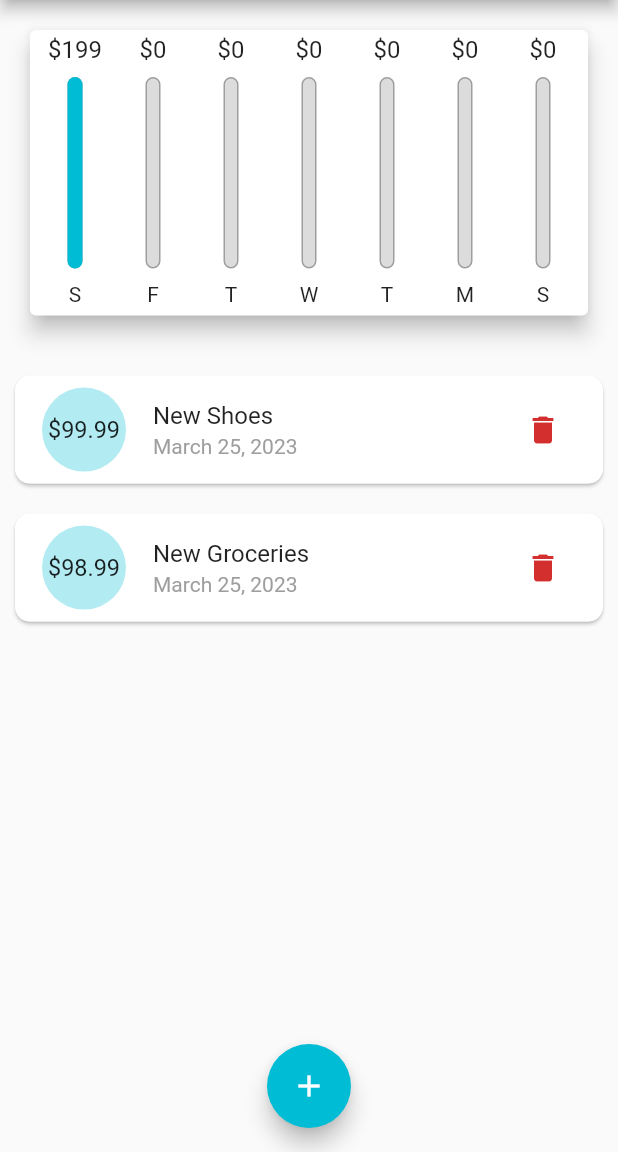
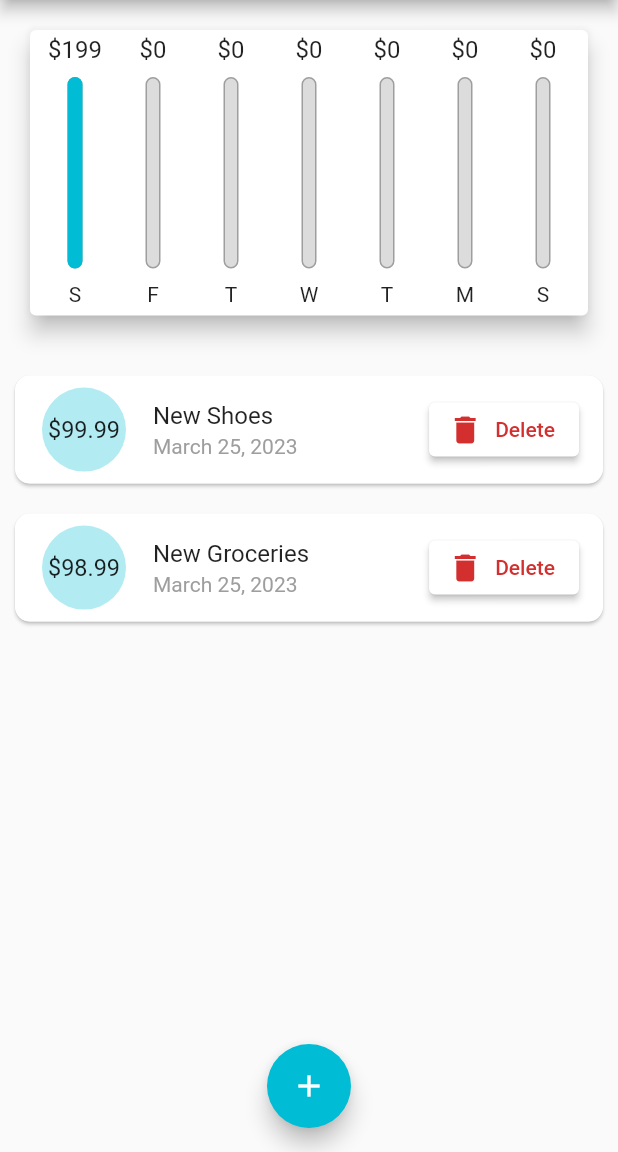
Before and after one commit to pranayjoshi/personal_expanses, a Flutter app: the screen it shows after launch, on a phone screen of 412 x 824 dp, the part 84-1236 px from its top. Run offline on Flutter 3.47's test engine with Material 2 defaults, Android fonts, the phone set to English and light mode, and no system bars.

Commit message:
recognize platform

```diff
--- a/lib/main.dart
+++ b/lib/main.dart
@@ -1,5 +1,5 @@
 // ignore_for_file: sort_child_properties_last, deprecated_member_use
-
+import 'dart:io';
 import 'package:flutter/gestures.dart';
 import 'package:flutter/material.dart';
 import 'package:flutter/services.dart';
@@ -81,7 +81,9 @@ class _MyHomePageState extends State<MyHomePage> {
   @override
   Widget build(BuildContext context) {
 
-    final _isLandscape = MediaQuery.of(context).orientation == Orientation.landscape;
+    final mediaQuery = MediaQuery.of(context);
+
+    final _isLandscape = mediaQuery.orientation == Orientation.landscape;
 
     final appBar = AppBar(
         title: Text("Personal Expenses"),
@@ -90,7 +92,7 @@ class _MyHomePageState extends State<MyHomePage> {
         ],
       );
     final txList = Container(
-                height: (MediaQuery.of(context).size.height - appBar.preferredSize.height - MediaQuery.of(context).padding.top) * 0.7,
+                height: (mediaQuery.size.height - appBar.preferredSize.height - mediaQuery.padding.top) * 0.7,
                 child: TransactionList(_userTransactions, _deleteUserTransaction));
     return Scaffold(
       appBar: appBar,
@@ -102,7 +104,7 @@ class _MyHomePageState extends State<MyHomePage> {
 
             if (_isLandscape) Row(mainAxisAlignment: MainAxisAlignment.center, children: [
                 Text("Show Chart"),
-                Switch(value: _ShowChart, onChanged: (val) {
+                Switch.adaptive(value: _ShowChart, onChanged: (val) {
                   setState(() {
                     _ShowChart = val;
                   });
@@ -111,11 +113,11 @@ class _MyHomePageState extends State<MyHomePage> {
 
               if (!_isLandscape)
                 Container(
-                height: (MediaQuery.of(context).size.height - appBar.preferredSize.height - MediaQuery.of(context).padding.top) * 0.3,
+                height: (mediaQuery.size.height - appBar.preferredSize.height - mediaQuery.padding.top) * 0.3,
                 child: Chart(_recentTransactions)),
               if (!_isLandscape) txList
               else _ShowChart ? Container(
-                height: (MediaQuery.of(context).size.height - appBar.preferredSize.height - MediaQuery.of(context).padding.top) * 0.7,
+                height: (mediaQuery.size.height - appBar.preferredSize.height - mediaQuery.padding.top) * 0.7,
                 child: Chart(_recentTransactions)) : txList,
             ]),
 
@@ -123,7 +125,7 @@ class _MyHomePageState extends State<MyHomePage> {
         ),
       ),
       floatingActionButtonLocation: FloatingActionButtonLocation.centerFloat,
-      floatingActionButton: FloatingActionButton(onPressed: () => _startAddNewTransaction(context), child: const Icon(Icons.add, color: Colors.white,)),
+      floatingActionButton: Platform.isIOS ? Container() : FloatingActionButton(onPressed: () => _startAddNewTransaction(context), child: const Icon(Icons.add, color: Colors.white,)),
     );
   }
 }
--- a/lib/widgets/transaction_list.dart
+++ b/lib/widgets/transaction_list.dart
@@ -12,6 +12,15 @@ class TransactionList extends StatelessWidget {
 
   @override
   Widget build(BuildContext context) {
+
+    final delIcon = (index) => IconButton(icon: Icon(Icons.delete), onPressed: () { return deleteTx(transactions[index].id);}, color: Theme.of(context).colorScheme.error,);
+    final FlatIcon = (index) => ElevatedButton.icon(icon: Icon(Icons.delete), label: Text("Delete"), onPressed: () { return deleteTx(transactions[index].id);}, style: TextButton.styleFrom(
+
+        foregroundColor: Theme.of(context).colorScheme.error,
+        backgroundColor: Colors.white
+      ),);
+
+
     return  Container(
       padding: EdgeInsets.all(10),
       child: ListView.builder(
@@ -40,7 +49,7 @@ class TransactionList extends StatelessWidget {
                         DateFormat.yMMMMd('en_US').format(tx.date),
                         style: const TextStyle(color: Colors.grey),
                       ),
-                trailing: IconButton(icon: Icon(Icons.delete), onPressed: () { return deleteTx(transactions[index].id);}, color: Theme.of(context).colorScheme.error,),
+                trailing: MediaQuery.of(context).size.width > 360 ? FlatIcon(index) : delIcon(index),
               ),
             );
           },
```
Also changed, not shown: 10 other files.
